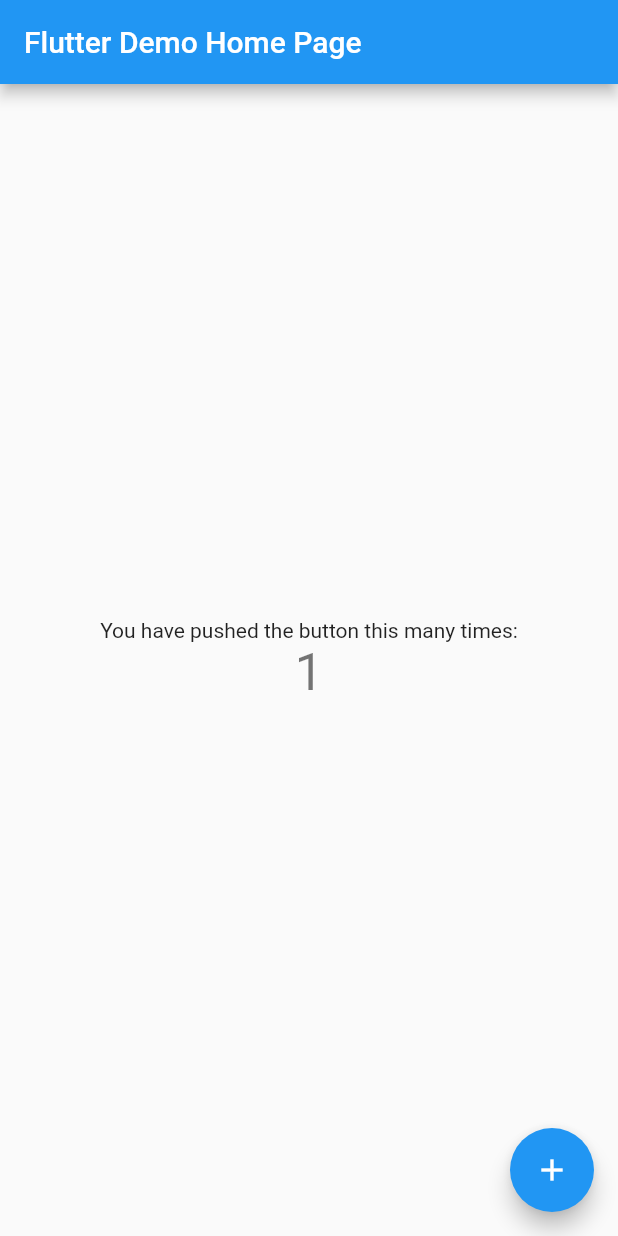
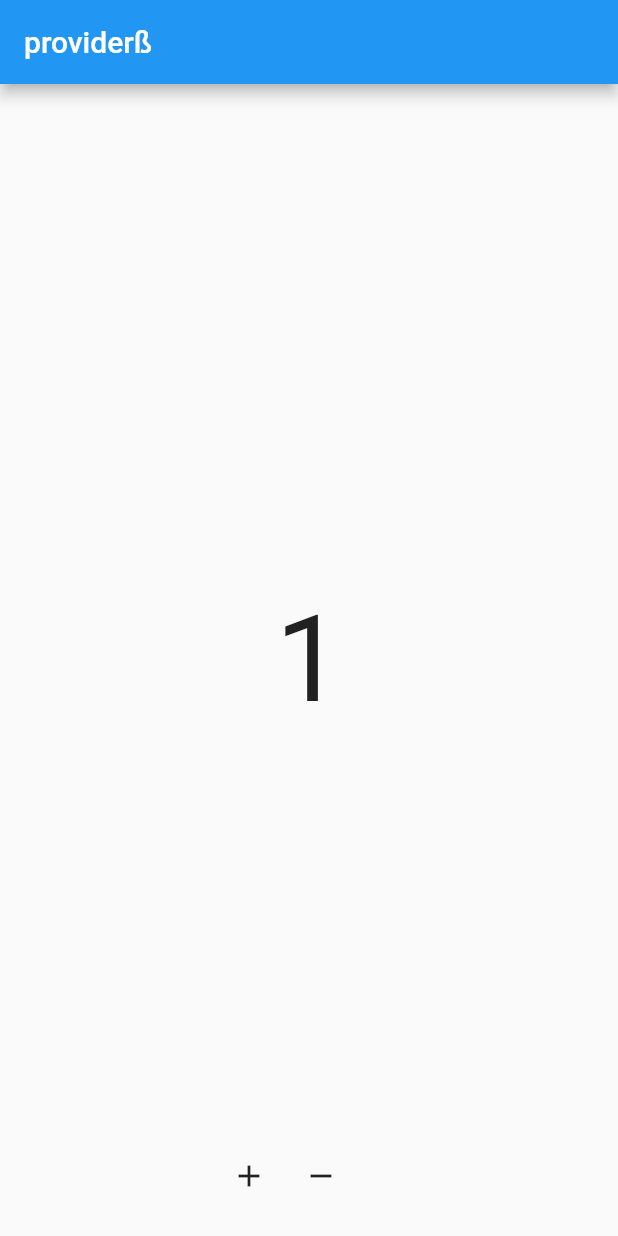
Before and after one commit to leevelop-up/flutter_locationApp, a Flutter app: the screen it shows after launch, after a tap on the "add" icon, on a phone screen of 412 x 824 dp. Run offline on Flutter 3.47's test engine with Material 2 defaults, Android fonts, the phone set to English and light mode, and no system bars.

```diff
--- a/lib/main.dart
+++ b/lib/main.dart
@@ -1,4 +1,8 @@
 import 'package:flutter/material.dart';
+import 'package:location_app/src/provider/count_provider.dart';
+import './src/ui/count_home.dart';
+import 'package:provider/provider.dart';
+import './src/home.dart';
 
 void main() {
   runApp(const MyApp());
@@ -13,103 +17,14 @@ class MyApp extends StatelessWidget {
     return MaterialApp(
       title: 'Flutter Demo',
       theme: ThemeData(
-        // This is the theme of your application.
-        //
-        // Try running your application with "flutter run". You'll see the
-        // application has a blue toolbar. Then, without quitting the app, try
-        // changing the primarySwatch below to Colors.green and then invoke
-        // "hot reload" (press "r" in the console where you ran "flutter run",
-        // or simply save your changes to "hot reload" in a Flutter IDE).
-        // Notice that the counter didn't reset back to zero; the application
-        // is not restarted.
         primarySwatch: Colors.blue,
       ),
-      home: const MyHomePage(title: 'Flutter Demo Home Page'),
+      home: ChangeNotifierProvider(
+        create: (BuildContext context) {
+          return CountProvider();
+        },
+        child: Home(),
+      ),
     );
   }
 }
-
-class MyHomePage extends StatefulWidget {
-  const MyHomePage({Key? key, required this.title}) : super(key: key);
-
-  // This widget is the home page of your application. It is stateful, meaning
-  // that it has a State object (defined below) that contains fields that affect
-  // how it looks.
-
-  // This class is the configuration for the state. It holds the values (in this
-  // case the title) provided by the parent (in this case the App widget) and
-  // used by the build method of the State. Fields in a Widget subclass are
-  // always marked "final".
-
-  final String title;
-
-  @override
-  State<MyHomePage> createState() => _MyHomePageState();
-}
-
-class _MyHomePageState extends State<MyHomePage> {
-  int _counter = 0;
-
-  void _incrementCounter() {
-    setState(() {
-      // This call to setState tells the Flutter framework that something has
-      // changed in this State, which causes it to rerun the build method below
-      // so that the display can reflect the updated values. If we changed
-      // _counter without calling setState(), then the build method would not be
-      // called again, and so nothing would appear to happen.
-      _counter++;
-    });
-  }
-
-  @override
-  Widget build(BuildContext context) {
-    // This method is rerun every time setState is called, for instance as done
-    // by the _incrementCounter method above.
-    //
-    // The Flutter framework has been optimized to make rerunning build methods
-    // fast, so that you can just rebuild anything that needs updating rather
-    // than having to individually change instances of widgets.
-    return Scaffold(
-      appBar: AppBar(
-        // Here we take the value from the MyHomePage object that was created by
-        // the App.build method, and use it to set our appbar title.
-        title: Text(widget.title),
-      ),
-      body: Center(
-        // Center is a layout widget. It takes a single child and positions it
-        // in the middle of the parent.
-        child: Column(
-          // Column is also a layout widget. It takes a list of children and
-          // arranges them vertically. By default, it sizes itself to fit its
-          // children horizontally, and tries to be as tall as its parent.
-          //
-          // Invoke "debug painting" (press "p" in the console, choose the
-          // "Toggle Debug Paint" action from the Flutter Inspector in Android
-          // Studio, or the "Toggle Debug Paint" command in Visual Studio Code)
-          // to see the wireframe for each widget.
-          //
-          // Column has various properties to control how it sizes itself and
-          // how it positions its children. Here we use mainAxisAlignment to
-          // center the children vertically; the main axis here is the vertical
-          // axis because Columns are vertical (the cross axis would be
-          // horizontal).
-          mainAxisAlignment: MainAxisAlignment.center,
-          children: <Widget>[
-            const Text(
-              'You have pushed the button this many times:',
-            ),
-            Text(
-              '$_counter',
-              style: Theme.of(context).textTheme.headline4,
-            ),
-          ],
-        ),
-      ),
-      floatingActionButton: FloatingActionButton(
-        onPressed: _incrementCounter,
-        tooltip: 'Increment',
-        child: const Icon(Icons.add),
-      ), // This trailing comma makes auto-formatting nicer for build methods.
-    );
-  }
-}
--- /dev/null
+++ b/lib/src/home.dart
@@ -0,0 +1,36 @@
+import 'package:flutter/material.dart';
+import './provider/count_provider.dart';
+import './ui/count_home.dart';
+import 'package:provider/provider.dart';
+
+class Home extends StatelessWidget {
+  Home({Key? key}) : super(key: key);
+
+  CountProvider? _countProvider;
+  @override
+  Widget build(BuildContext context) {
+    _countProvider = Provider.of<CountProvider>(context);
+
+    return Scaffold(
+      appBar: AppBar(title: Text("providerß")),
+      body: CountHomeWidget(),
+      floatingActionButton: Row(
+        mainAxisAlignment: MainAxisAlignment.center,
+        children: [
+          IconButton(
+            onPressed: () {
+              _countProvider.add();
+            },
+            icon: Icon(Icons.add),
+          ),
+          IconButton(
+            onPressed: () {
+              _countProvider.remove();
+            },
+            icon: Icon(Icons.remove),
+          ),
+        ],
+      ),
+    );
+  }
+}
--- /dev/null
+++ b/lib/src/provider/count_provider.dart
@@ -0,0 +1,16 @@
+import 'package:flutter/material.dart';
+
+class CountProvider extends ChangeNotifier {
+  int _count = 0;
+  int get count => _count;
+
+  add() {
+    _count++;
+    notifyListeners();
+  }
+
+  remove() {
+    _count--;
+    notifyListeners();
+  }
+}
--- /dev/null
+++ b/lib/src/ui/count_home.dart
@@ -0,0 +1,20 @@
+import 'package:flutter/material.dart';
+import 'package:provider/provider.dart';
+import '../provider/count_provider.dart';
+
+class CountHomeWidget extends StatelessWidget {
+  const CountHomeWidget({super.key});
+
+  @override
+  Widget build(BuildContext context) {
+    return Center(
+      child: Text(
+        Provider.of<CountProvider>(context).count.toString(),
+        style: TextStyle(fontSize: 80),
+      ),
+    );
+  }
+}
+
+
+//git test
--- a/pubspec.yaml
+++ b/pubspec.yaml
@@ -34,7 +34,7 @@ dependencies:
   # The following adds the Cupertino Icons font to your application.
   # Use with the CupertinoIcons class for iOS style icons.
   cupertino_icons: ^1.0.2
-
+  provider: ^6.0.3
 dev_dependencies:
   flutter_test:
     sdk: flutter
```
Also changed, not shown: pubspec.lock, 214 other files.
